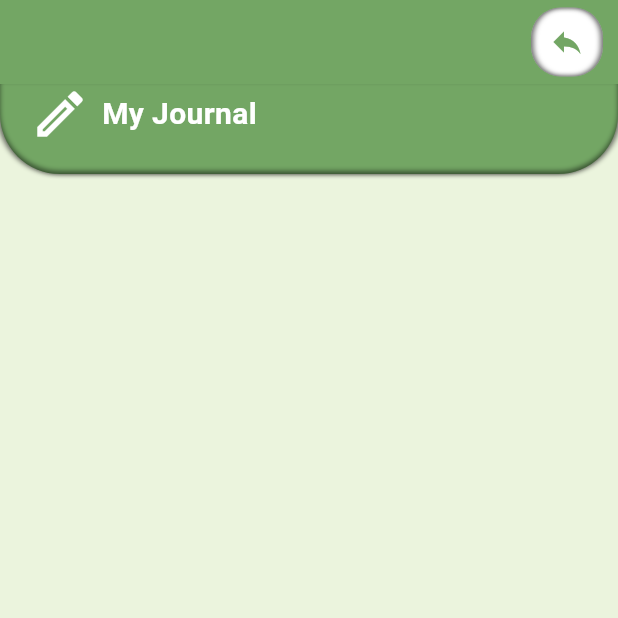
After one commit to rizzkaaa/psykisk-helse, a Flutter app: the CreateJournal screen opened directly, on a phone screen of 412 x 824 dp, the top half of it. The commit adds this screen. Run offline on Flutter 3.47's test engine with Material 3 defaults, Android fonts, the phone set to English and light mode, and no system bars; our stand-ins replace cloud_firestore, firebase_auth, firebase_core, flutter_animate, flutter_inset_shadow, flutter_markdown and 5 more; accounts and stored records are empty.

Commit message:
update journal

```diff
--- /dev/null
+++ b/lib/screens/journal/create_journal.dart
@@ -0,0 +1,105 @@
+import 'package:flutter/material.dart';
+import 'package:google_fonts/google_fonts.dart';
+import 'package:flutter_inset_shadow/flutter_inset_shadow.dart' as inset;
+
+class CreateJournal extends StatefulWidget {
+  const CreateJournal({super.key});
+
+  @override
+  State<CreateJournal> createState() => _CreateJournalState();
+}
+
+class _CreateJournalState extends State<CreateJournal> {
+  @override
+  Widget build(BuildContext context) {
+    return Scaffold(
+      backgroundColor: Color(0xFFEBF4DD),
+      appBar: AppBar(
+        backgroundColor: Color(0xFF73a664),
+        leading: SizedBox(),
+        actionsPadding: const EdgeInsets.symmetric(horizontal: 10, vertical: 5),
+        actions: [
+          Container(
+            decoration: inset.BoxDecoration(
+              borderRadius: BorderRadius.circular(20),
+              boxShadow: [
+                inset.BoxShadow(
+                  color: Colors.black45.withOpacity(0.5),
+                  blurRadius: 2,
+                  offset: Offset(2, 0),
+                  inset: true,
+                ),
+                inset.BoxShadow(
+                  color: Colors.black45.withOpacity(0.5),
+                  blurRadius: 2,
+                  offset: Offset(-2, 0),
+                  inset: true,
+                ),
+              ],
+              color: Colors.white,
+            ),
+            child: Row(
+              children: [
+                IconButton(
+                  icon: const Icon(Icons.reply, color: Color(0xFF73a664)),
+                  onPressed: () => Navigator.pop(context),
+                  tooltip: "Back",
+                ),
+              ],
+            ),
+          ),
+        ],
+      ),
+      body: Column(
+        children: [
+          Container(
+            padding: const EdgeInsets.only(left: 20, bottom: 20),
+            decoration: inset.BoxDecoration(
+              borderRadius: BorderRadius.vertical(bottom: Radius.circular(40)),
+              color: Color(0xFF73a664),
+              boxShadow: [
+                inset.BoxShadow(
+                  color: Colors.black45.withOpacity(0.5),
+                  blurRadius: 2,
+                  offset: Offset(2, 0),
+                  inset: false,
+                ),
+                inset.BoxShadow(
+                  color: Colors.black45.withOpacity(0.5),
+                  blurRadius: 2,
+                  offset: Offset(-2, 0),
+                  inset: false,
+                ),
+                inset.BoxShadow(
+                  color: Colors.black45.withOpacity(0.5),
+                  blurRadius: 2,
+                  offset: Offset(0, -2),
+                  inset: true,
+                ),
+              ],
+            ),
+            child: Row(
+              mainAxisAlignment: MainAxisAlignment.start,
+              children: [
+                const Icon(
+                  Icons.create_outlined,
+                  color: Colors.white,
+                  size: 40,
+                ),
+                const SizedBox(width: 8),
+                Text(
+                  "My Journal",
+                  style: GoogleFonts.modernAntiqua(
+                    color: Colors.white,
+                    fontWeight: FontWeight.bold,
+                    fontSize: 20,
+                  ),
+                ),
+              ],
+            ),
+          ),
+        ],
+      ),
+    );
+  }
+}
--- a/lib/screens/journal/editor_page.dart
+++ b/lib/screens/journal/editor_page.dart
@@ -123,6 +123,16 @@ class _NoteEditorPageState extends State<NoteEditorPage> {
                   icon: const Icon(Icons.reply, color: Color(0xFF73a664)),
                   onPressed: () => Navigator.pop(context),
                   tooltip: "Back",
+                ),
+                IconButton(
+                  icon: const Icon(Icons.undo, color: Color(0xFF73a664)),
+                  onPressed: _performUndo,
+                  tooltip: "Undo",
+                ),
+                IconButton(
+                  icon: const Icon(Icons.send, color: Color(0xFF73a664)),
+                  onPressed: () {},
+                  tooltip: "Send",
                 ),
               ],
             ),
--- a/lib/screens/journal/list_journal_screen.dart
+++ b/lib/screens/journal/list_journal_screen.dart
@@ -1,9 +1,6 @@
 import 'package:flutter/material.dart';
 import 'package:google_fonts/google_fonts.dart';
 import 'package:flutter_inset_shadow/flutter_inset_shadow.dart' as inset;
-import 'package:uas_project/models/post_model.dart';
-import 'package:uas_project/screens/community/card_post.dart';
-import 'package:uas_project/services/community_service.dart';
 import 'package:uas_project/widgets/search_field.dart';
 
 class ListJournalScreen extends StatefulWidget {
```
